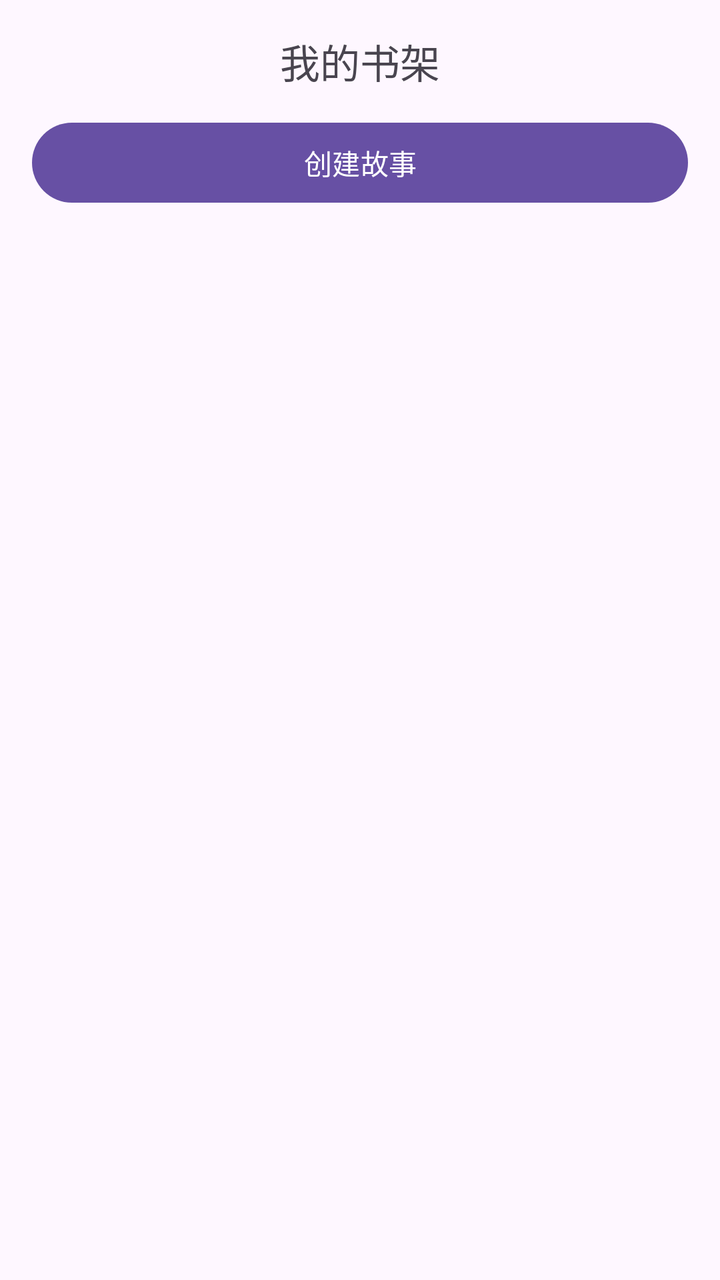
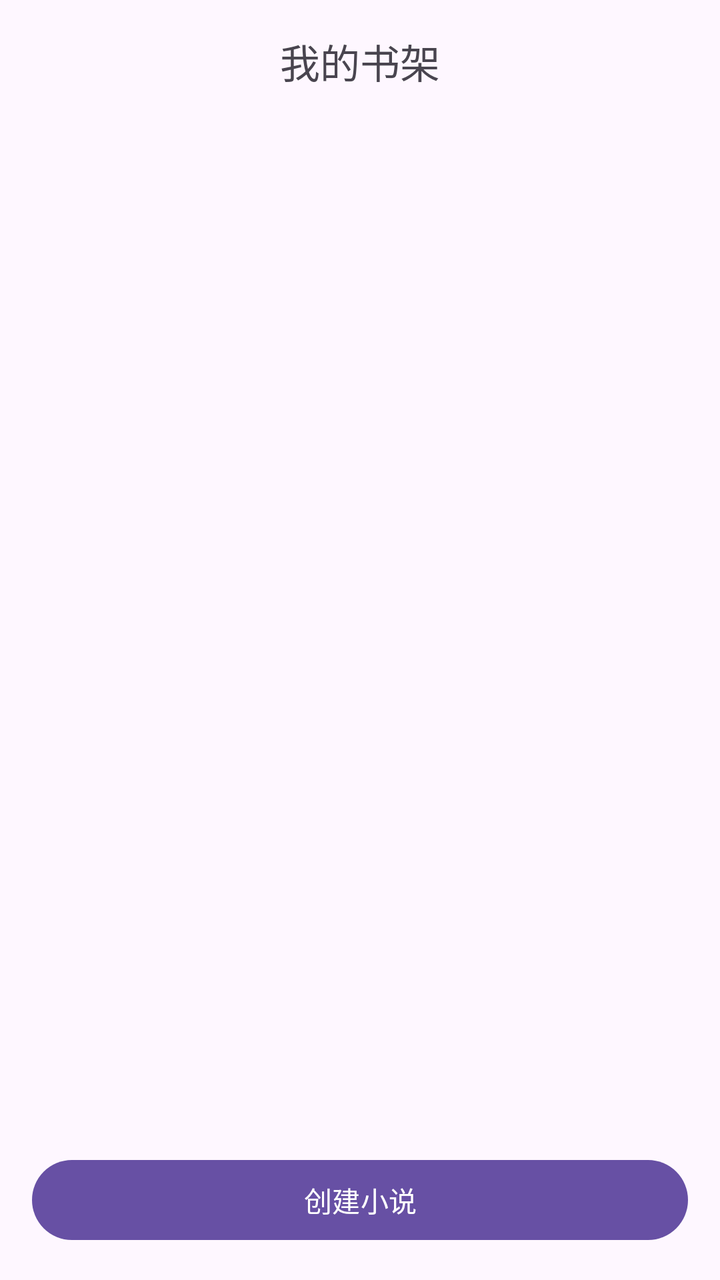

Two renders of the same Android screen: before a commit and after it. Below are the layout's source before the change and the commit's diff.
<!-- AndroidManifest.xml: application theme Theme.StoryTeller -->
<!-- res/layout/fragment_bookshelf.xml -->
<?xml version="1.0" encoding="utf-8"?>
<androidx.constraintlayout.widget.ConstraintLayout xmlns:android="http://schemas.android.com/apk/res/android"
    xmlns:app="http://schemas.android.com/apk/res-auto"
    android:layout_width="match_parent"
    android:layout_height="match_parent"
    android:padding="16dp">

    <TextView
        android:id="@+id/tv_bookshelf_title"
        android:layout_width="0dp"
        android:layout_height="wrap_content"
        android:gravity="center"
        android:text="@string/title_bookshelf"
        android:textSize="20sp"
        app:layout_constraintTop_toTopOf="parent"
        app:layout_constraintStart_toStartOf="parent"
        app:layout_constraintEnd_toEndOf="parent" />

    <Button
        android:id="@+id/btn_create_story"
        android:layout_width="0dp"
        android:layout_height="wrap_content"
        android:layout_marginTop="12dp"
        android:text="创建故事"
        android:textAllCaps="false"
        app:layout_constraintTop_toBottomOf="@id/tv_bookshelf_title"
        app:layout_constraintStart_toStartOf="parent"
        app:layout_constraintEnd_toEndOf="parent" />

    <androidx.recyclerview.widget.RecyclerView
        android:id="@+id/rv_story_list"
        android:layout_width="0dp"
        android:layout_height="0dp"
        android:layout_marginTop="12dp"
        app:layout_constraintTop_toBottomOf="@id/btn_create_story"
        app:layout_constraintBottom_toBottomOf="parent"
        app:layout_constraintStart_toStartOf="parent"
        app:layout_constraintEnd_toEndOf="parent" />

</androidx.constraintlayout.widget.ConstraintLayout>
<!-- resources referenced by this layout -->
<resources>
  <string name="title_bookshelf">我的书架</string>
  <style name="Theme.StoryTeller" parent="Base.Theme.StoryTeller" />
  <style name="Base.Theme.StoryTeller" parent="Theme.Material3.DayNight.NoActionBar">
          
          
      </style>
</resources>

<!-- the commit's change to res/layout/fragment_bookshelf.xml (unified diff, before → after) -->
@@ -16,23 +16,24 @@
         app:layout_constraintStart_toStartOf="parent"
         app:layout_constraintEnd_toEndOf="parent" />
 
-    <Button
-        android:id="@+id/btn_create_story"
-        android:layout_width="0dp"
-        android:layout_height="wrap_content"
-        android:layout_marginTop="12dp"
-        android:text="创建故事"
-        android:textAllCaps="false"
-        app:layout_constraintTop_toBottomOf="@id/tv_bookshelf_title"
-        app:layout_constraintStart_toStartOf="parent"
-        app:layout_constraintEnd_toEndOf="parent" />
-
     <androidx.recyclerview.widget.RecyclerView
         android:id="@+id/rv_story_list"
         android:layout_width="0dp"
         android:layout_height="0dp"
         android:layout_marginTop="12dp"
-        app:layout_constraintTop_toBottomOf="@id/btn_create_story"
+        android:layout_marginBottom="12dp"
+        android:clipToPadding="false"
+        app:layout_constraintTop_toBottomOf="@id/tv_bookshelf_title"
+        app:layout_constraintBottom_toTopOf="@id/btn_create_story"
+        app:layout_constraintStart_toStartOf="parent"
+        app:layout_constraintEnd_toEndOf="parent" />
+
+    <Button
+        android:id="@+id/btn_create_story"
+        android:layout_width="0dp"
+        android:layout_height="wrap_content"
+        android:text="@string/action_create_novel"
+        android:textAllCaps="false"
         app:layout_constraintBottom_toBottomOf="parent"
         app:layout_constraintStart_toStartOf="parent"
         app:layout_constraintEnd_toEndOf="parent" />
<!-- resource entries referenced after the edit -->
@@ -1,5 +1,6 @@
 <!-- resources referenced by this layout -->
 <resources>
+  <string name="action_create_novel">创建小说</string>
   <string name="title_bookshelf">我的书架</string>
   <style name="Theme.StoryTeller" parent="Base.Theme.StoryTeller" />
   <style name="Base.Theme.StoryTeller" parent="Theme.Material3.DayNight.NoActionBar">
